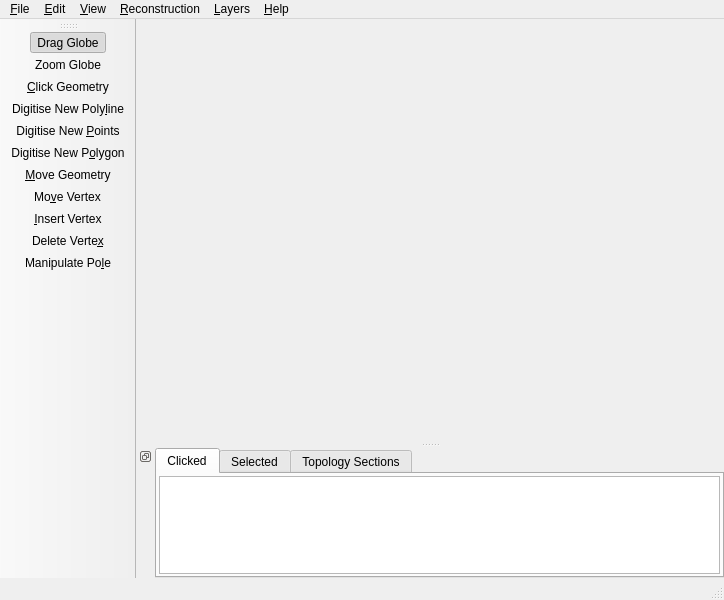
Before: the Qt Designer form src/qt-widgets/ViewportWindowUi.ui in GPlates/GPlates, drawn with Qt 5.
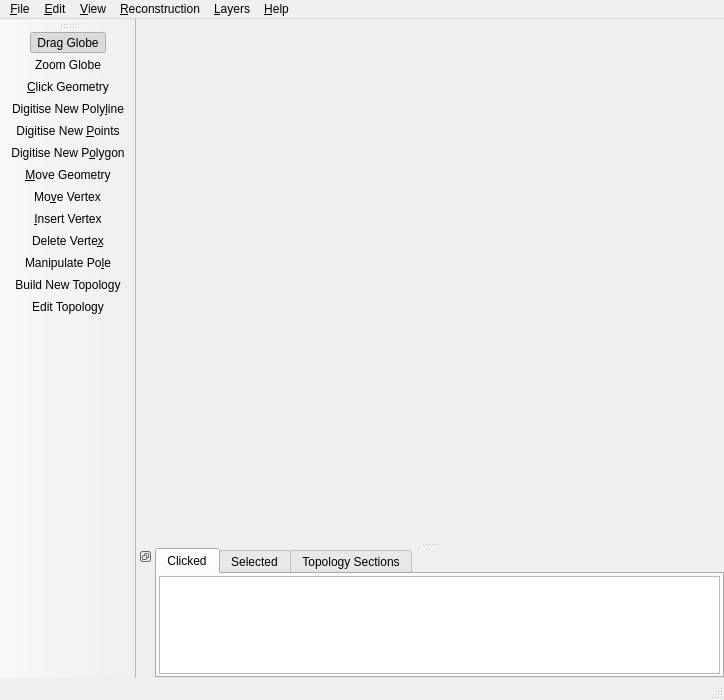
After: the same form once the commit is applied. Icons and pictures are not drawn.

```diff
--- a/src/qt-widgets/ViewportWindowUi.ui
+++ b/src/qt-widgets/ViewportWindowUi.ui
@@ -6,13 +6,13 @@
     <x>0</x>
     <y>0</y>
     <width>724</width>
-    <height>600</height>
+    <height>700</height>
    </rect>
   </property>
   <property name="minimumSize" >
    <size>
     <width>580</width>
-    <height>600</height>
+    <height>700</height>
    </size>
   </property>
   <property name="windowTitle" >
@@ -184,6 +184,8 @@
    <addaction name="action_Insert_Vertex" />
    <addaction name="action_Delete_Vertex" />
    <addaction name="action_Manipulate_Pole" />
+   <addaction name="action_Build_Topology" />
+   <addaction name="action_Edit_Topology" />
   </widget>
   <widget class="QDockWidget" name="dock_search_results" >
    <property name="contextMenuPolicy" >
@@ -1082,6 +1084,54 @@
     <string>P</string>
    </property>
   </action>
+  <action name="action_Build_Topology" >
+   <property name="checkable" >
+    <bool>true</bool>
+   </property>
+   <property name="checked" >
+    <bool>false</bool>
+   </property>
+   <property name="icon" >
+    <iconset>
+     <normaloff>:/topology_build_35.png</normaloff>:/topology_build_35.png</iconset>
+   </property>
+   <property name="text" >
+    <string>Build New Topology</string>
+   </property>
+   <property name="iconText" >
+    <string>Build New Topology</string>
+   </property>
+   <property name="toolTip" >
+    <string>Build New Topology</string>
+   </property>
+   <property name="shortcut" >
+    <string>B</string>
+   </property>
+  </action>
+  <action name="action_Edit_Topology" >
+   <property name="checkable" >
+    <bool>true</bool>
+   </property>
+   <property name="checked" >
+    <bool>false</bool>
+   </property>
+   <property name="icon" >
+    <iconset>
+     <normaloff>:/topology_edit_35.png</normaloff>:/topology_edit_35.png</iconset>
+   </property>
+   <property name="text" >
+    <string>Edit Topology</string>
+   </property>
+   <property name="iconText" >
+    <string>Edit Topology</string>
+   </property>
+   <property name="toolTip" >
+    <string>Edit Topology</string>
+   </property>
+   <property name="shortcut" >
+    <string>E</string>
+   </property>
+  </action>
   <action name="action_Set_Raster_Surface_Extent" >
    <property name="text" >
     <string>Set Raster Surface &amp;Extent...</string>
```
Left out of the diff: 76 changed lines with no effect on the pictures.
